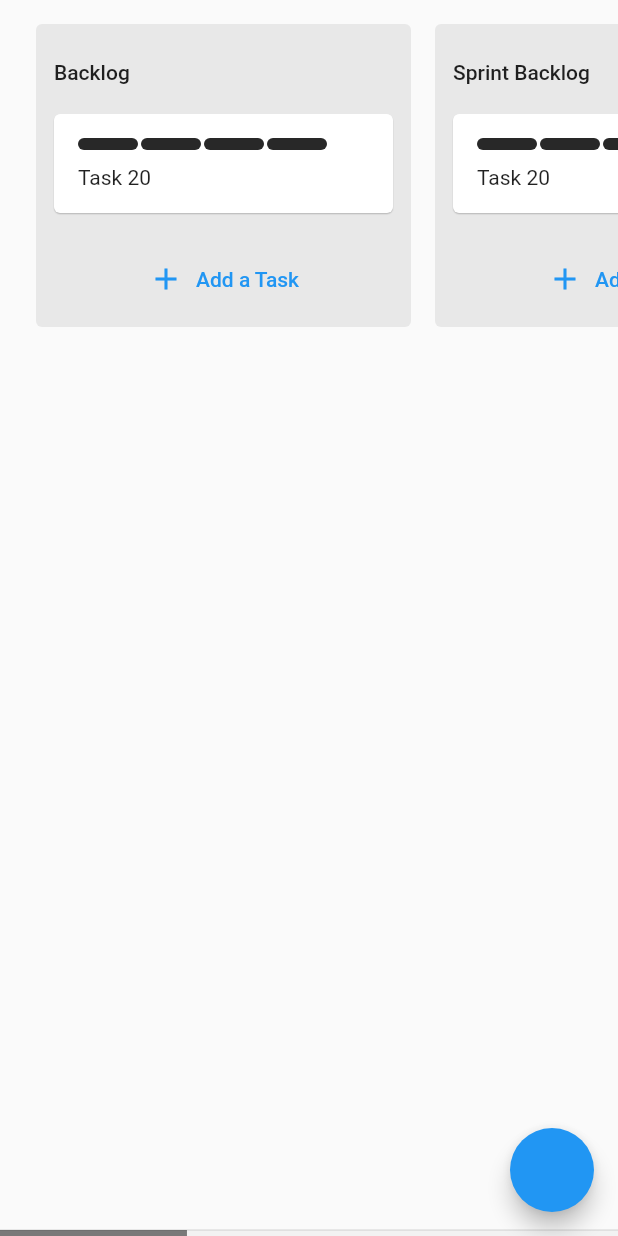
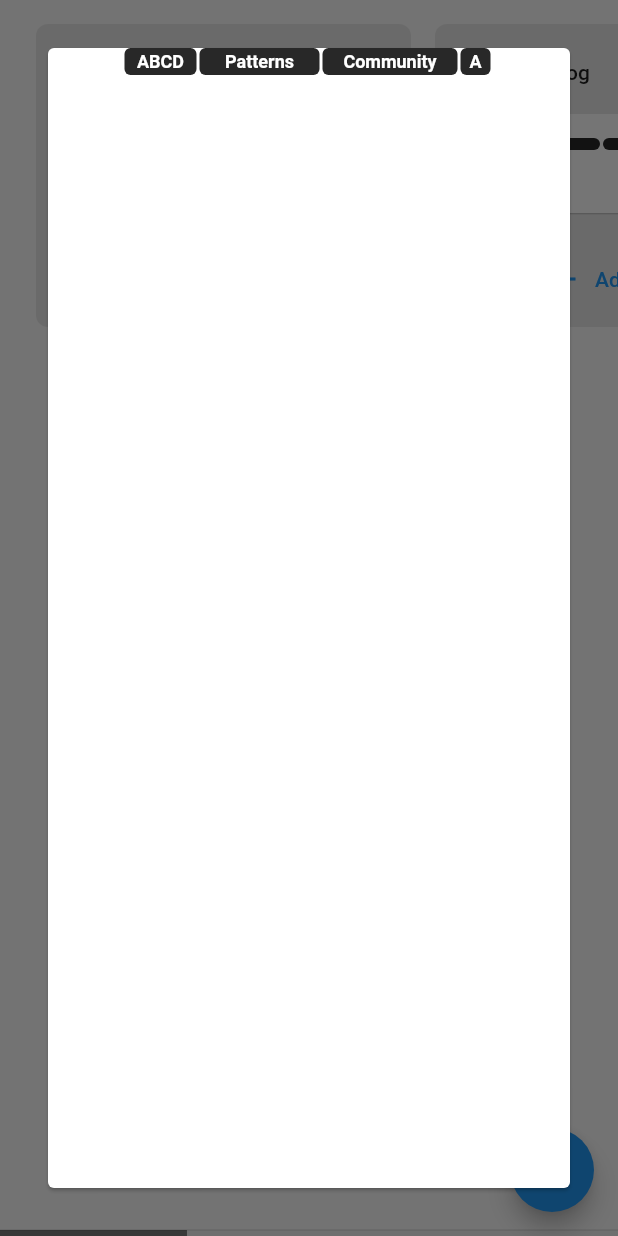
Before and after one commit to m7mdra/taskboard, a Flutter app: the screen it shows after launch, after a tap on "ABCD", on a phone screen of 412 x 824 dp. Run offline on Flutter 3.47's test engine with Material 2 defaults, Android fonts, the phone set to English and light mode, and no system bars.

Commit message:
more changes

```diff
--- a/lib/animated_label.dart
+++ b/lib/animated_label.dart
@@ -1,28 +1,29 @@
 import 'package:flutter/material.dart';
+
+import 'model/task.dart';
+
 class AnimatedLabel extends StatelessWidget {
   final bool show;
-  final Color color;
-  final String label;
+  final Label label;
 
-  AnimatedLabel({required this.show, required this.color, required this.label});
+
+  AnimatedLabel({required this.show, required this.label});
 
   @override
   Widget build(BuildContext context) {
     var duration = Duration(milliseconds: 500);
-    var boxDecoration =
-        BoxDecoration(borderRadius: BorderRadius.circular(4), color: color);
+    var boxDecoration = BoxDecoration(
+        borderRadius: BorderRadius.circular(4), color: label.color);
     return GestureDetector(
-      onTap: (){
-
-      },
+      onTap: () {},
       child: AnimatedContainer(
           curve: Curves.easeInOutCubicEmphasized,
           alignment: Alignment.center,
-          margin: const EdgeInsetsDirectional.only(end: 2,bottom: 2),
+          margin: const EdgeInsetsDirectional.only(end: 2, bottom: 2),
           child: AnimatedOpacity(
               duration: Duration(milliseconds: 50),
               opacity: show ? 1 : 0,
-              child: Text(label,
+              child: Text(label.name,
                   maxLines: 1,
                   textAlign: TextAlign.center,
                   style: TextStyle(
@@ -41,12 +42,12 @@ class AnimatedLabel extends StatelessWidget {
   //                 ? label.length * 10
   //                 : label.length * 8
   double calculateWidthPerWord() {
-    var wordLength = label.length;
+    var wordLength = label.name.length;
     if (wordLength < 2) {
       return wordLength * 20;
     } else if (wordLength <= 4) {
       return wordLength * 12;
-      } else if (wordLength <= 9) {
+    } else if (wordLength <= 9) {
       return wordLength * 10;
     } else {
       return wordLength * 8;
--- a/lib/board_widget.dart
+++ b/lib/board_widget.dart
@@ -1,4 +1,5 @@
 import 'package:flutter/material.dart';
+import 'package:taskboard/animated_label.dart';
 import 'package:taskboard/task_widget.dart';
 
 import 'model/board.dart';
@@ -27,7 +28,7 @@ class _BoardWidgetState extends State<BoardWidget> {
 
   @override
   Widget build(BuildContext context) {
-    var radius = BorderRadius.circular(4);
+    var radius = BorderRadius.circular(8);
     var tasks = widget.board.tasks;
     return Align(
       alignment: AlignmentDirectional.topCenter,
@@ -48,12 +49,17 @@ class _BoardWidgetState extends State<BoardWidget> {
               margin: const EdgeInsets.symmetric(horizontal: 4),
               child: Text(
                 widget.board.name,
-                style: Theme.of(context).textTheme.bodyText1,
+                style: Theme.of(context).textTheme.bodyLarge,
                 textAlign: TextAlign.start,
               ),
             ),
             SizedBox(height: 16),
             Flexible(
+              child: Scrollbar(
+                interactive: true,
+                trackVisibility: true,
+                thumbVisibility: true,
+                controller: scrollController,
                 child: ReorderableListView.builder(
                   scrollController: scrollController,
                   buildDefaultDragHandles: false,
@@ -76,9 +82,10 @@ class _BoardWidgetState extends State<BoardWidget> {
                           widget.board.removeTask(task);
                           if (mounted) setState(() {});
                         },
-                      onDragStarted: ()=> widget.isDragging?.call(true),
-                      onDraggableCanceled: (speed,offset)=> widget.isDragging?.call(false),
-                      onDragEnd: (event)=> widget.isDragging?.call(false),
+                        onDragStarted: () => widget.isDragging?.call(true),
+                        onDraggableCanceled: (speed, offset) =>
+                            widget.isDragging?.call(false),
+                        onDragEnd: (event) => widget.isDragging?.call(false),
                         data: task,
                         childWhenDragging: TaskDragPlaceholder(),
                         feedback: Container(
@@ -87,7 +94,25 @@ class _BoardWidgetState extends State<BoardWidget> {
                         ),
                         child: TaskWidget(
                           task: task,
-                        onTap: () {},
+                          onTap: () {
+                            showDialog(
+                                context: context,
+                                builder: (context) {
+                                  return Card(
+                                    margin: EdgeInsets.all(32),
+                                    child: Column(children: [
+                                      Wrap(
+                                        children: task.labels
+                                            .map((e) => AnimatedLabel(
+                                                  label: e,
+                                                  show: true,
+                                                ))
+                                            .toList(),
+                                      )
+                                    ]),
+                                  );
+                                });
+                          },
                         ),
                       ),
                     );
@@ -101,6 +126,7 @@ class _BoardWidgetState extends State<BoardWidget> {
                     final item = tasks.removeAt(oldIndex);
                     widget.board.tasks.insert(newIndex, item);
                   },
+                ),
               ),
             ),
             SizedBox(height: 16),
--- a/lib/task_widget.dart
+++ b/lib/task_widget.dart
@@ -23,8 +23,7 @@ class TaskWidget extends StatelessWidget {
               Column(crossAxisAlignment: CrossAxisAlignment.start, children: [
             Wrap(
               children: task.labels
-                  .map((e) =>
-                      AnimatedLabel(show: false, color: e.color, label: e.name))
+                  .map((e) => AnimatedLabel(show: false, label: e))
                   .toList(),
             ),
             const SizedBox(height: 8),
```
Also changed, not shown: lib/main.dart (+0 -48 lines), lib/main_page.dart (+53 -46 lines), .fleet/run.json (added), 4 other files. Lines whose indentation alone changed are shown as unchanged.
